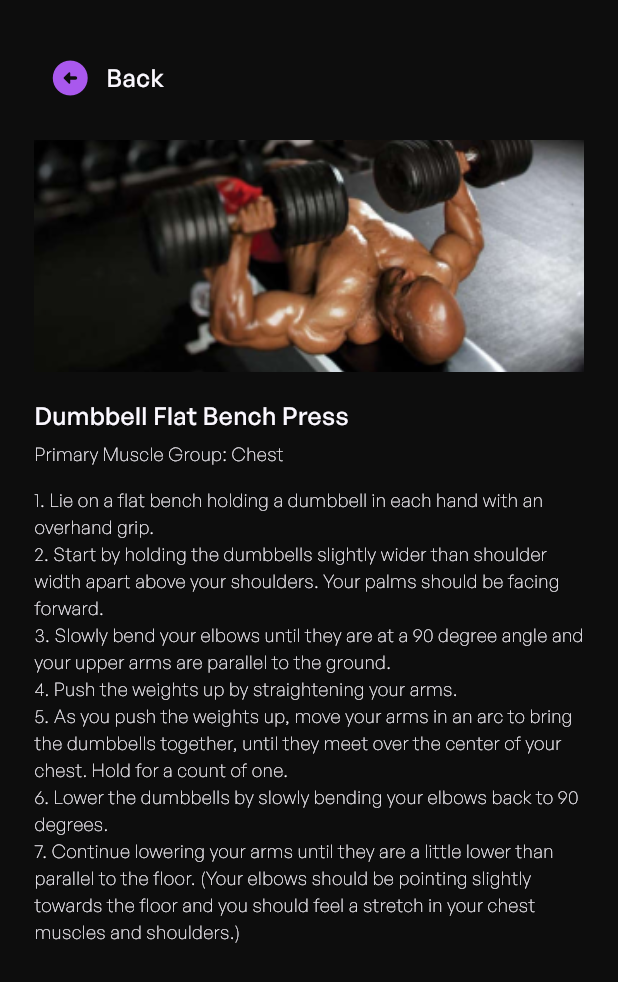
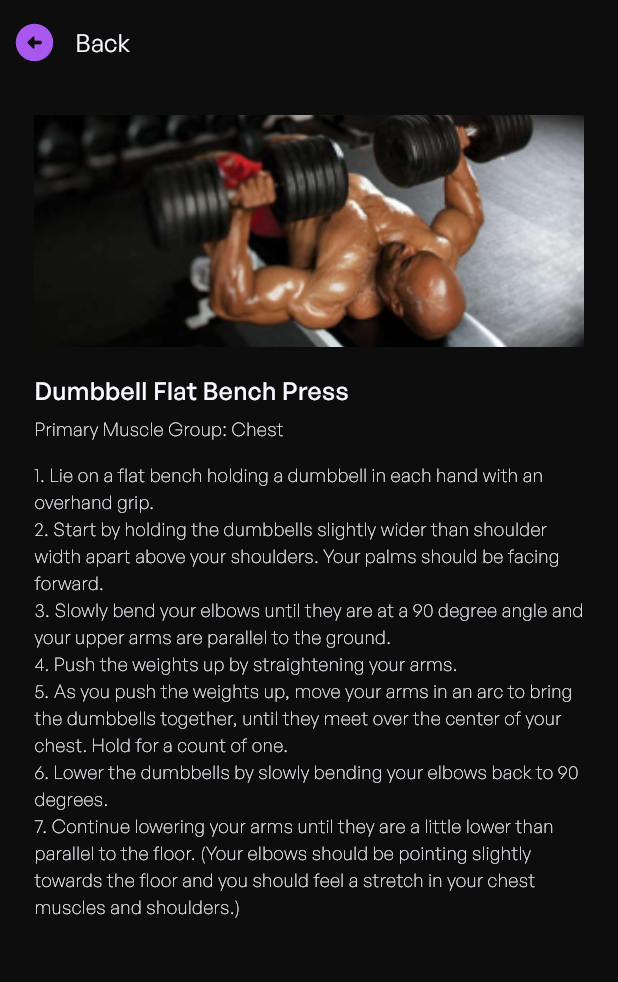
Before and after one commit to MNJDen/WeFit, a Flutter app: the WorkoutGuidePage_Chest screen opened directly, on a phone screen of 412 x 824 dp. Shown: the top 982 px of the screen. Run offline on Flutter 3.47's test engine with Material 3 defaults, Android fonts, the phone set to English and light mode, and no system bars; our stand-ins replace carousel_slider, flutter_animate, flutter_screenutil, table_calendar.

Commit message:
Pages: Update: WorkoutGuidePage_Chest

```diff
--- a/lib/Screens/Workout Guide Pages/WorkoutGuidePage_Chest.dart
+++ b/lib/Screens/Workout Guide Pages/WorkoutGuidePage_Chest.dart
@@ -15,6 +15,35 @@ class _WorkoutGuidePage_ChestState extends State<WorkoutGuidePage_Chest> {
   Widget build(BuildContext context) {
     return Scaffold(
       backgroundColor: blackColor,
+      appBar: AppBar(
+        title: Column(
+          mainAxisAlignment: MainAxisAlignment.start,
+          crossAxisAlignment: CrossAxisAlignment.start,
+          children: [
+            Text(
+              "Back",
+              style: TextStyle(
+                fontSize: 16.sp,
+                fontWeight: FontWeight.w400,
+                color: whiteColor,
+              ),
+            ),
+          ],
+        ),
+        backgroundColor: Colors.transparent,
+        elevation: 0,
+        leading: IconButton(
+          onPressed: () {
+            Navigator.pop(context);
+          },
+          icon: Icon(
+            Icons.arrow_circle_left_rounded,
+            color: purpleColor,
+            size: 30,
+          ),
+        ),
+        leadingWidth: 30.w,
+      ),
       body: SafeArea(
         child: SingleChildScrollView(
           child: Padding(
@@ -22,40 +51,7 @@ class _WorkoutGuidePage_ChestState extends State<WorkoutGuidePage_Chest> {
             child: Column(
               children: [
                 SizedBox(
-                  height: 27.h,
-                ),
-                Row(
-                  children: [
-                    IconButton(
-                      onPressed: () {
-                        Navigator.push(
-                          context,
-                          PageRouteBuilder(
-                            pageBuilder: (BuildContext context,
-                                Animation<double> animation1,
-                                Animation<double> animation2) {
-                              return WorkoutGuidePage1();
-                            },
-                            transitionDuration: Duration.zero,
-                            reverseTransitionDuration: Duration.zero,
-                          ),
-                        );
-                      },
-                      icon: const Icon(Icons.arrow_circle_left_rounded,
-                          color: Color.fromRGBO(169, 88, 237, 1), size: 28),
-                    ),
-                    Text(
-                      "Back",
-                      style: TextStyle(
-                        fontSize: 16.sp,
-                        fontWeight: FontWeight.w500,
-                        color: whiteColor,
-                      ),
-                    ),
-                  ],
-                ),
-                SizedBox(
-                  height: 17.h,
+                  height: 20.h,
                 ),
                 Row(
                   children: [
@@ -67,7 +63,9 @@ class _WorkoutGuidePage_ChestState extends State<WorkoutGuidePage_Chest> {
                     ),
                   ],
                 ),
-                SizedBox(height: 17.h,),
+                SizedBox(
+                  height: 17.h,
+                ),
                 Row(
                   children: [
                     Text(
@@ -80,7 +78,9 @@ class _WorkoutGuidePage_ChestState extends State<WorkoutGuidePage_Chest> {
                     ),
                   ],
                 ),
-                SizedBox(height: 4.h,),
+                SizedBox(
+                  height: 4.h,
+                ),
                 Row(
                   children: [
                     Text(
@@ -93,7 +93,9 @@ class _WorkoutGuidePage_ChestState extends State<WorkoutGuidePage_Chest> {
                     ),
                   ],
                 ),
-                SizedBox(height: 12.h,),
+                SizedBox(
+                  height: 12.h,
+                ),
                 Text(
                   "1. Lie on a flat bench holding a dumbbell in each hand with an overhand grip.\n"
                   "2. Start by holding the dumbbells slightly wider than shoulder width apart above your shoulders. Your palms should be facing forward.\n"
```
